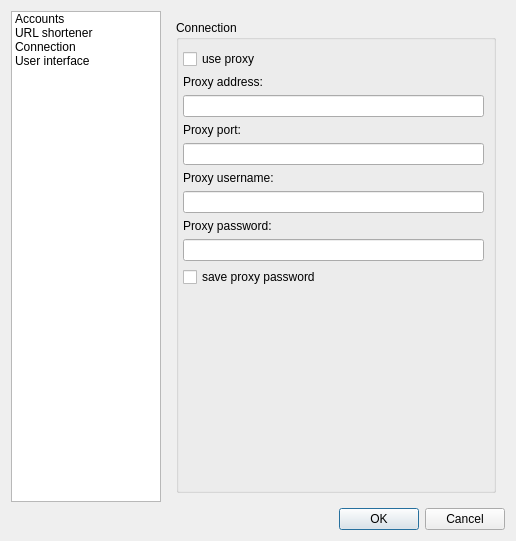
This is src/OptionsDialog.ui in asolfre/qwit as Qt 5 draws it before an edit. The edited form follows.
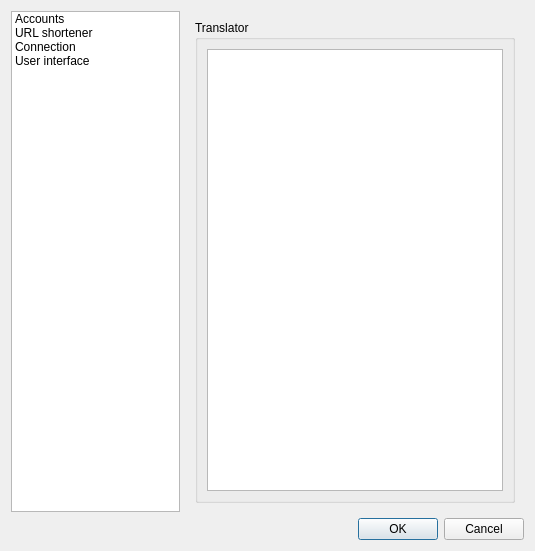
This is the edited form. The open tabs and pages were chosen to show the change.

What changed in the file:
```diff
--- a/src/OptionsDialog.ui
+++ b/src/OptionsDialog.ui
@@ -9,8 +9,8 @@
    <rect>
     <x>0</x>
     <y>0</y>
-    <width>515</width>
-    <height>541</height>
+    <width>535</width>
+    <height>551</height>
    </rect>
   </property>
   <property name="acceptDrops">
@@ -150,13 +150,6 @@
                   </property>
                  </widget>
                 </item>
-                <item>
-                 <widget class="QCheckBox" name="proxySavePasswordCheckBox">
-                  <property name="text">
-                   <string>save proxy password</string>
-                  </property>
-                 </widget>
-                </item>
                 <item>
                  <spacer name="verticalSpacer">
                   <property name="orientation">
@@ -1145,6 +1138,29 @@
            </item>
           </layout>
          </widget>
+         <widget class="QWidget" name="translatorPage">
+          <layout class="QGridLayout" name="gridLayout_14">
+           <item row="0" column="0">
+            <widget class="QGroupBox" name="groupBox_5">
+             <property name="title">
+              <string>Translator</string>
+             </property>
+             <layout class="QGridLayout" name="gridLayout_13">
+              <item row="0" column="0">
+               <widget class="QListWidget" name="listWidget">
+                <property name="selectionMode">
+                 <enum>QAbstractItemView::MultiSelection</enum>
+                </property>
+                <property name="sortingEnabled">
+                 <bool>true</bool>
+                </property>
+               </widget>
+              </item>
+             </layout>
+            </widget>
+           </item>
+          </layout>
+         </widget>
          <widget class="QWidget" name="accountsPage">
           <layout class="QGridLayout" name="gridLayout_9">
            <item row="0" column="0">
```
Left out of the diff: 2 changed lines with no effect on the pictures.
